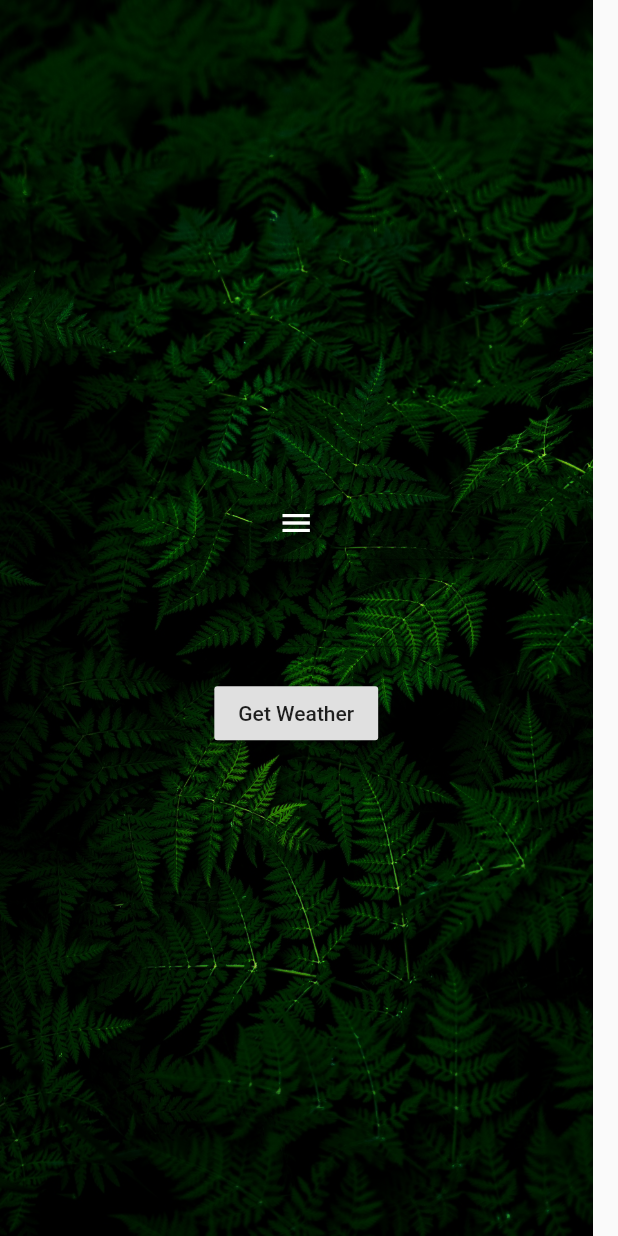
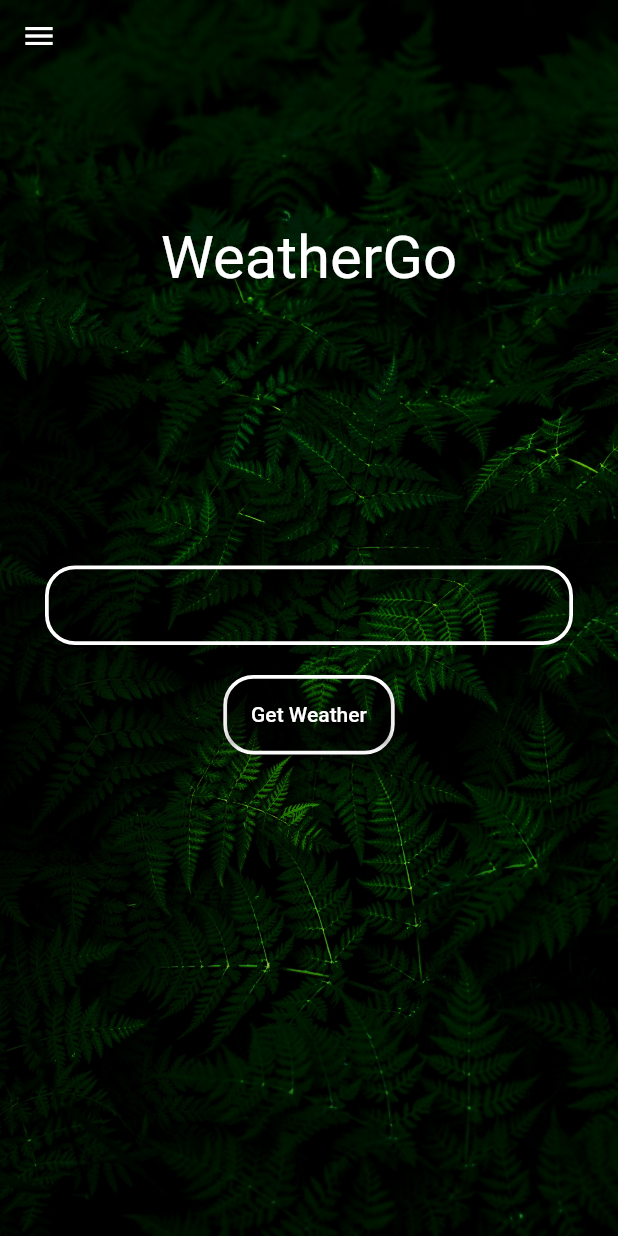
Before and after one commit to theadeshkhanna/weather_app, a Flutter app: the screen it shows after launch, on a phone screen of 412 x 824 dp. Run offline on Flutter 3.47's test engine with Material 2 defaults, Android fonts, the phone set to English and light mode, and no system bars.

Commit message:
[added] decorations to landing page

```diff
--- a/lib/Landing.dart
+++ b/lib/Landing.dart
@@ -13,7 +13,6 @@ class _LandingState extends State<Landing> {
 
   @override
   Widget build(BuildContext context) {
-
     return Scaffold(
         key: scaffoldKey,
         drawer: Drawer(
@@ -27,38 +26,64 @@ class _LandingState extends State<Landing> {
           ),
         ),
         body: new Container(
+          width: double.infinity,
+          height: double.infinity,
           decoration: BoxDecoration(
             image: DecorationImage(
                 image: AssetImage('assets/bg.jpg'),
-              colorFilter: ColorFilter.mode(Colors.black.withOpacity(0.65), BlendMode.overlay),
-              fit: BoxFit.cover
-            )
+                colorFilter: ColorFilter.mode(
+                    Colors.black.withOpacity(0.75), BlendMode.overlay),
+                fit: BoxFit.cover,
+                alignment: Alignment.topCenter),
           ),
           child: Column(
-            mainAxisAlignment: MainAxisAlignment.center,
             children: <Widget>[
-              IconButton(
+              new Container(
+                padding: EdgeInsets.only(right: 360),
+                child: IconButton(
                   icon: Icon(Icons.menu, color: Colors.white),
                   onPressed: () => scaffoldKey.currentState.openDrawer(),
                 ),
+              ),
               new Container(
-                margin: EdgeInsets.only(left: 15),
-                width: 380,
+                margin: EdgeInsets.only(top: 100),
+                child: RichText(
+                  text: TextSpan(
+                    style: TextStyle(color: Colors.white),
+                    children: <TextSpan>[
+                      TextSpan(text: 'WeatherGo\n', style: TextStyle(fontSize: 40)),
+                    ]
+                  ),
+                ),
+              ),
+              new Container(
+                margin: EdgeInsets.only(top: 135, left: 30, right: 30),
+                decoration: BoxDecoration(
+                    border: Border.all(color: Colors.white, width: 2.5),
+                    borderRadius: BorderRadius.circular(20)),
+                child: new Container(
+                    padding: EdgeInsets.only(left: 10),
                     child: new TextField(
-                  decoration: InputDecoration(
-                    border: OutlineInputBorder()
-                  ),
+                      decoration: InputDecoration(border: InputBorder.none),
                       style: TextStyle(color: Colors.white),
-                  cursorColor: Colors.black,
+                      cursorColor: Colors.white,
                       keyboardType: TextInputType.text,
                       controller: _textController,
-                ),
+                    )),
               ),
               SizedBox(
                 height: 20,
               ),
-              new RaisedButton(
-                child: new Text('Get Weather'),
+              new Container(
+                decoration: BoxDecoration(
+                    border: Border.all(color: Colors.white, width: 2.5),
+                    borderRadius: BorderRadius.circular(20)),
+                child: new RaisedButton(
+                  color: Colors.transparent,
+                  child: new Text(
+                    'Get Weather',
+                    style: TextStyle(color: Colors.white),
+                  ),
                   onPressed: () {
                     Navigator.push(context,
                         MaterialPageRoute(builder: (BuildContext context) {
@@ -66,6 +91,7 @@ class _LandingState extends State<Landing> {
                     }));
                   },
                 ),
+              ),
             ],
           ),
         ));
```
Lines whose indentation alone changed are shown as unchanged.
